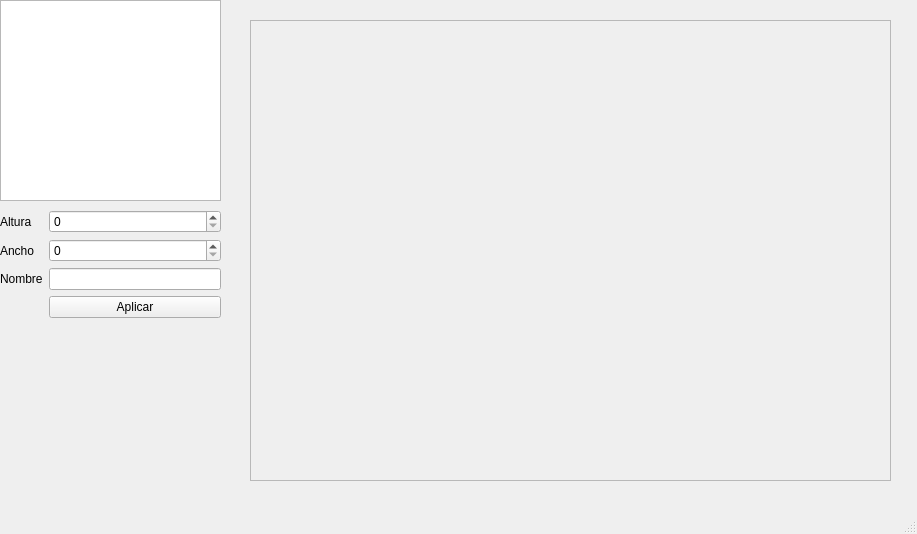
This is editor_src/mainwindow.ui in gonzalomartinezs/Wolfenstein3D as Qt 5 draws it before an edit. The edited form follows.
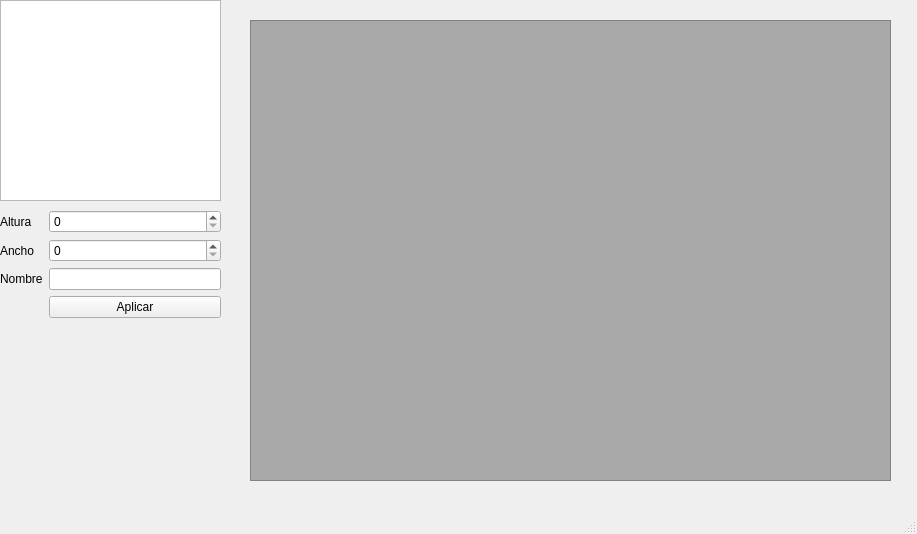
This is the edited form. Custom widgets are drawn as their Qt base class.

Commit message: agrego color de fondo a el scroll area

```diff
--- a/editor_src/mainwindow.ui
+++ b/editor_src/mainwindow.ui
@@ -35,6 +35,9 @@
       <height>461</height>
      </rect>
     </property>
+    <property name="styleSheet">
+     <string notr="true">background-color: darkGray;</string>
+    </property>
     <property name="widgetResizable">
      <bool>true</bool>
     </property>
@@ -126,10 +129,10 @@
    <widget class="TrashBin" name="trashBin" native="true">
     <property name="geometry">
      <rect>
-      <x>10</x>
+      <x>50</x>
       <y>360</y>
-      <width>211</width>
-      <height>101</height>
+      <width>141</width>
+      <height>111</height>
      </rect>
     </property>
    </widget>
```
The commit also changes 1 other file.
